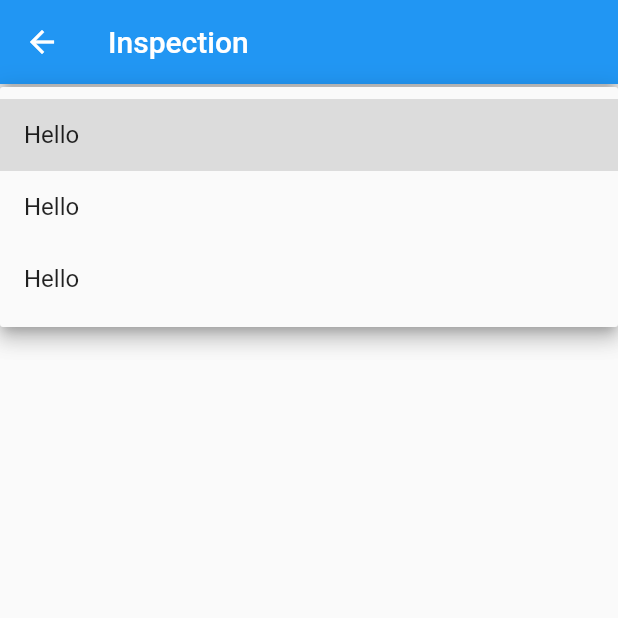
After one commit to matiullah-karimi/First-Flutter-app, a Flutter app: the InspectionForm screen opened directly, after a tap on "Hello", on a phone screen of 412 x 824 dp, the top half of it. The commit adds this screen. Run offline on Flutter 3.47's test engine with Material 2 defaults, Android fonts, the phone set to English and light mode, and no system bars; network calls fail.

Commit message:
Add create inspection form

```diff
--- a/lib/bin.dart
+++ b/lib/bin.dart
@@ -1,4 +1,5 @@
 import 'package:flutter/material.dart';
+import 'package:hello_world/create_inspection.dart';
 import 'package:hello_world/model/road.dart';
 import 'package:hello_world/model/bin.dart';
 
@@ -25,7 +26,7 @@ class _BinState extends State<BinList> {
                   onTap: () {
                     Navigator.of(context).push(new MaterialPageRoute(
                       builder: (BuildContext context) {
-                        return new Scaffold();
+                        return new InspectionForm();
                       }
                     ));
                   },
--- /dev/null
+++ b/lib/create_inspection.dart
@@ -0,0 +1,39 @@
+import 'package:flutter/material.dart';
+
+class InspectionForm extends StatefulWidget {
+  @override
+  _InspectionFormState createState() => _InspectionFormState();
+}
+
+class _InspectionFormState extends State<InspectionForm> {
+  @override
+  Widget build(BuildContext context) {
+    return Scaffold(
+      appBar: AppBar(title: Text("Inspection")),
+      body: Padding(
+        padding: EdgeInsets.all(10.0),
+        child: Column(
+          crossAxisAlignment: CrossAxisAlignment.stretch,
+          children: <Widget>[
+            DropdownButton(
+              onChanged: (d) {
+                print(d);
+              },
+              items: <DropdownMenuItem>[
+                DropdownMenuItem(
+                  child: Text("Hello"),
+                ),
+                DropdownMenuItem(
+                  child: Text("Hello"),
+                ),
+                DropdownMenuItem(
+                  child: Text("Hello"),
+                )
+              ],
+            ),
+          ],
+        ),
+      ),
+    );
+  }
+}
```
